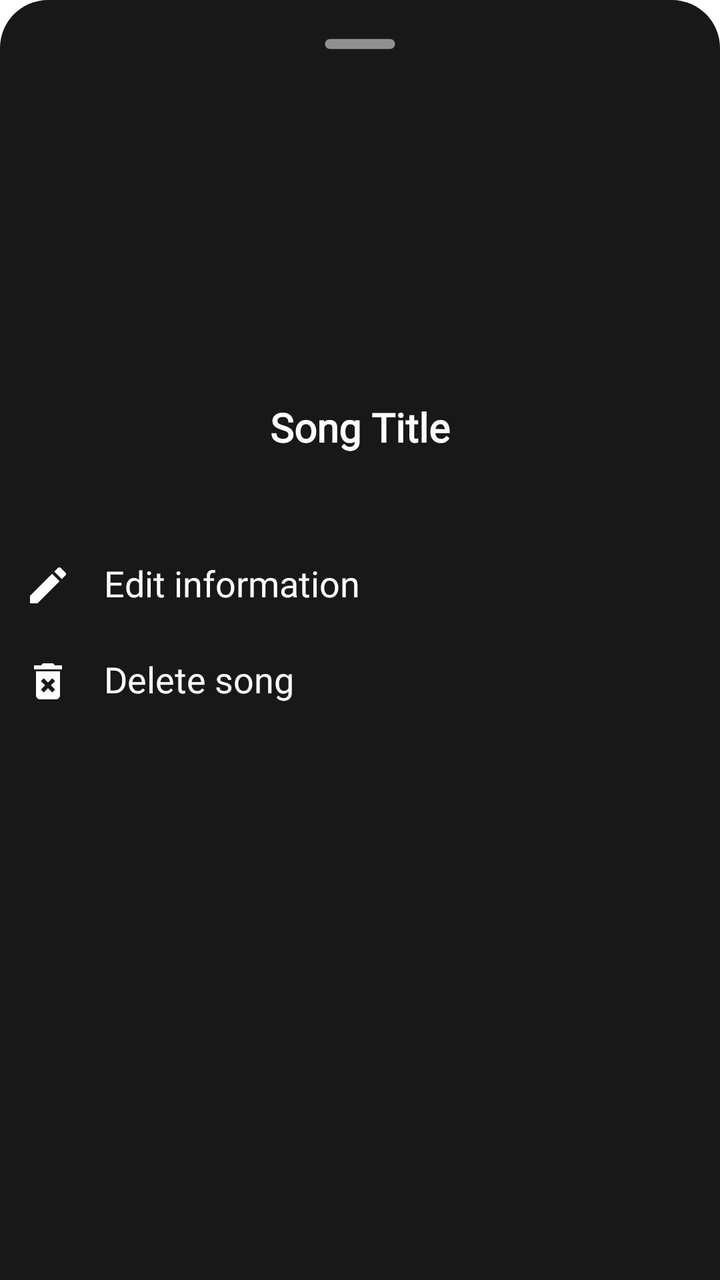
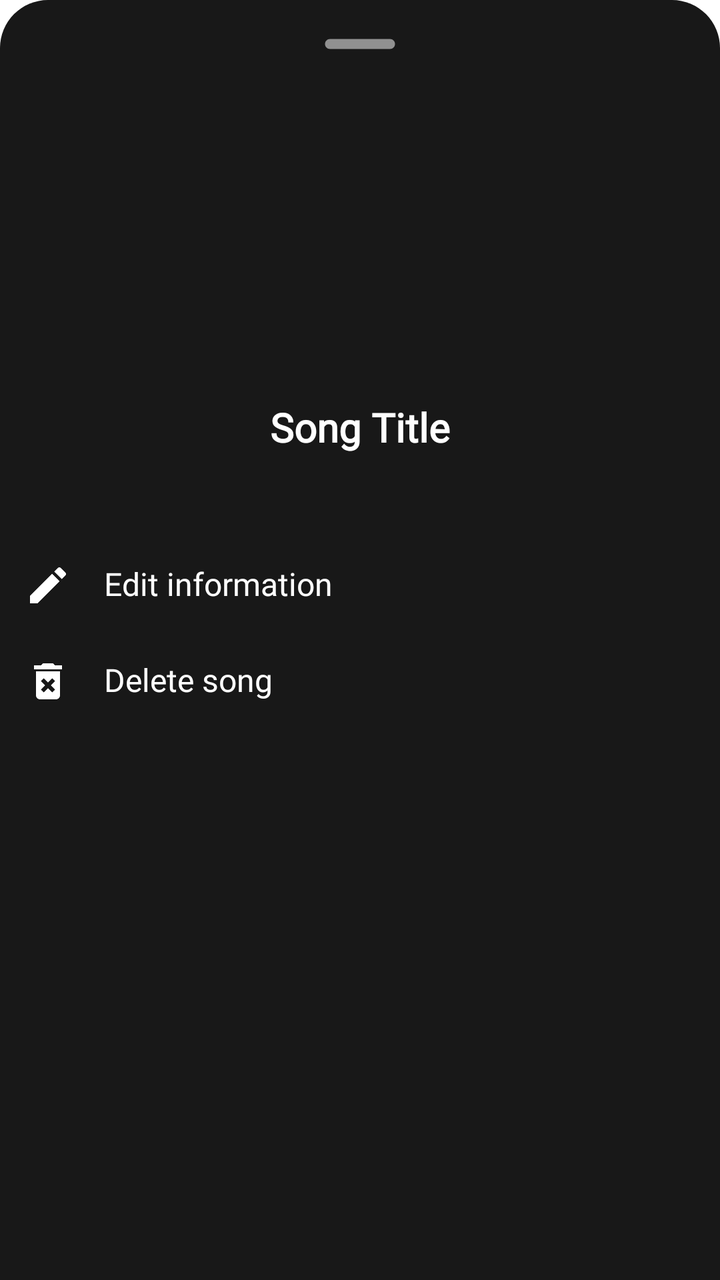

Before-and-after screenshots of an Android layout around one commit, followed by the original layout XML and the change that was made.
<!-- AndroidManifest.xml: application theme Theme.Fision -->
<!-- res/layout/modal_sheet_dialog.xml -->
<?xml version="1.0" encoding="utf-8"?>
<LinearLayout xmlns:android="http://schemas.android.com/apk/res/android"
    xmlns:app="http://schemas.android.com/apk/res-auto"
    android:orientation="vertical"
    android:layout_width="match_parent"
    android:layout_height="match_parent"
    android:background="@drawable/dialogbg">

    <ImageView
        android:layout_width="60dp"
        android:layout_height="wrap_content"
        android:src="@drawable/ic_round_remove_24"
        android:layout_gravity="center|top"
        android:scaleType="centerCrop"
        android:layout_marginBottom="6dp"/>

    <com.google.android.material.imageview.ShapeableImageView
        android:id="@+id/iv_cover"
        android:layout_width="140dp"
        android:layout_height="140dp"
        android:layout_gravity="center_horizontal"
        android:layout_marginTop="6dp"
        android:layout_marginBottom="14dp"
        android:scaleType="centerCrop"
        android:contentDescription="@string/cd_cover"
        android:src="@raw/artcover_generic"
        app:shapeAppearanceOverlay="@style/ShapeAppearanceOverlay.Fision.Cover.Rounded" />

    <TextView
        android:id="@+id/Title"
        android:layout_width="match_parent"
        android:layout_height="wrap_content"
        android:gravity="center_horizontal"
        android:ellipsize="marquee"
        android:focusable="true"
        android:focusableInTouchMode="true"
        android:fontFamily="@font/noto_sans_regular"
        android:marqueeRepeatLimit="marquee_forever"
        android:scrollHorizontally="true"
        android:singleLine="true"
        android:text="@string/tv_SongTitle"
        android:textStyle="bold"
        android:textColor="#FFFFFF"
        android:textSize="20sp"
        android:layout_marginStart="15dp"
        android:layout_marginEnd="15dp"/>

    <TextView
        android:id="@+id/Artist"
        android:layout_width="match_parent"
        android:layout_height="wrap_content"
        android:gravity="center_horizontal"
        android:ellipsize="end"
        android:fontFamily="@font/noto_sans_regular"
        android:singleLine="true"
        android:text=""
        android:textColor="#919191"
        android:textSize="13sp"
        android:layout_marginBottom="24dp"
        android:layout_marginStart="15dp"
        android:layout_marginEnd="15dp"/>

    <Button
        android:id="@+id/b_rename"
        style="?android:attr/borderlessButtonStyle"
        android:layout_width="match_parent"
        android:layout_height="wrap_content"
        android:drawableLeft="@drawable/ic_edit"
        android:drawablePadding="16dp"
        android:fontFamily="@font/noto_sans_regular"
        android:includeFontPadding="false"
        android:gravity="center_vertical"
        android:text="@string/b_edit_info"
        android:textAllCaps="false"
        android:textColor="#FFFFFF"
        android:textSize="18dp" />

    <Button
        android:id="@+id/b_retryJob"
        style="?android:attr/borderlessButtonStyle"
        android:layout_width="match_parent"
        android:layout_height="wrap_content"
        android:drawableLeft="@drawable/ic_reprocess"
        android:drawablePadding="16dp"
        android:fontFamily="@font/noto_sans_regular"
        android:includeFontPadding="false"
        android:gravity="center_vertical"
        android:text="@string/song_option_retry_job"
        android:textAllCaps="false"
        android:textColor="#FFFFFF"
        android:textSize="18dp"
        android:visibility="gone" />

    <Button
        android:id="@+id/b_delete"
        style="?android:attr/borderlessButtonStyle"
        android:layout_width="match_parent"
        android:layout_height="wrap_content"
        android:drawableLeft="@drawable/ic_delete"
        android:drawablePadding="16dp"
        android:fontFamily="@font/noto_sans_regular"
        android:includeFontPadding="false"
        android:gravity="center_vertical"
        android:text="@string/b_delete"
        android:textAllCaps="false"
        android:textColor="#FFFFFF"
        android:textSize="18dp" />

</LinearLayout>
<!-- resources referenced by this layout -->
<resources>
  <!-- drawable dialogbg (drawable) -->
  <?xml version="1.0" encoding="utf-8"?>
  <shape xmlns:android="http://schemas.android.com/apk/res/android">
  
      <solid android:color="#181818" />
  
      <corners
          android:topLeftRadius="24dp"
          android:topRightRadius="24dp" />
  
      <padding
          android:top="10dp"
          android:bottom="10dp" />
  
  </shape>
  <!-- drawable ic_delete (drawable) -->
  <vector android:height="24dp" android:tint="#FFFFFF"
      android:viewportHeight="24" android:viewportWidth="24"
      android:width="24dp" xmlns:android="http://schemas.android.com/apk/res/android">
      <path android:fillColor="@android:color/white" android:pathData="M6,19c0,1.1 0.9,2 2,2h8c1.1,0 2,-0.9 2,-2L18,7L6,7v12zM8.46,11.88l1.41,-1.41L12,12.59l2.12,-2.12 1.41,1.41L13.41,14l2.12,2.12 -1.41,1.41L12,15.41l-2.12,2.12 -1.41,-1.41L10.59,14l-2.13,-2.12zM15.5,4l-1,-1h-5l-1,1L5,4v2h14L19,4z"/>
  </vector>
  <!-- drawable ic_edit (drawable) -->
  <vector android:height="24dp" android:tint="#FFFFFF"
      android:viewportHeight="24" android:viewportWidth="24"
      android:width="24dp" xmlns:android="http://schemas.android.com/apk/res/android">
      <path android:fillColor="@android:color/white" android:pathData="M3,17.25V21h3.75L17.81,9.94l-3.75,-3.75L3,17.25zM20.71,7.04c0.39,-0.39 0.39,-1.02 0,-1.41l-2.34,-2.34a0.9959,0.9959 0,0 0,-1.41 0l-1.83,1.83 3.75,3.75 1.83,-1.83z"/>
  </vector>
  <!-- drawable ic_reprocess (drawable) -->
  <vector xmlns:android="http://schemas.android.com/apk/res/android"
      android:width="24dp"
      android:height="24dp"
      android:viewportWidth="24"
      android:viewportHeight="24"
      android:tint="#FFFFFF">
      
      <path
          android:fillColor="@android:color/white"
          android:pathData="M12,4V1L8,5l4,4V6c3.31,0 6,2.69 6,6c0,1.01 -0.25,1.97 -0.7,2.8l1.46,1.46C19.54,15.03 20,13.57 20,12C20,7.58 16.42,4 12,4zM12,18c-3.31,0 -6,-2.69 -6,-6c0,-1.01 0.25,-1.97 0.7,-2.8L5.24,7.74C4.46,8.97 4,10.43 4,12c0,4.42 3.58,8 8,8v3l4,-4l-4,-4V18z"/>
  </vector>
  <!-- drawable ic_round_remove_24 (drawable) -->
  <vector android:height="24dp" android:tint="@color/AppDarkGrey"
      android:viewportHeight="24" android:viewportWidth="24"
      android:width="24dp" xmlns:android="http://schemas.android.com/apk/res/android">
      <path android:fillColor="@android:color/white" android:pathData="M18,13H6c-0.55,0 -1,-0.45 -1,-1s0.45,-1 1,-1h12c0.55,0 1,0.45 1,1s-0.45,1 -1,1z"/>
  </vector>
  <string name="b_delete">Delete song</string>
  <string name="b_edit_info">Edit information</string>
  <string name="cd_cover">Cover</string>
  <string name="song_option_retry_job">Retry processing</string>
  <string name="tv_SongTitle">Song Title</string>
  <style name="ShapeAppearanceOverlay.Fision.Cover.Rounded" parent="">
          <item name="cornerFamily">rounded</item>
          <item name="cornerSize">10dp</item>
      </style>
  <color name="AppDarkGrey">#919191</color>
  <color name="colorPrimary">#27B397</color>
  <color name="purple_700">#FF3700B3</color>
  <color name="white">#FFFFFFFF</color>
  <color name="teal_200">#FF03DAC5</color>
  <color name="teal_700">#FF018786</color>
  <color name="black">#FF000000</color>
  <color name="accent_green_secondary">#02D8E7</color>
  <style name="Widget.Fision.TextInputLayout" parent="Widget.MaterialComponents.TextInputLayout.OutlinedBox">
          <item name="boxCornerRadiusTopStart">12dp</item>
          <item name="boxCornerRadiusTopEnd">12dp</item>
          <item name="boxCornerRadiusBottomStart">12dp</item>
          <item name="boxCornerRadiusBottomEnd">12dp</item>
          <item name="boxStrokeColor">@color/dialog_box_stroke</item>
          <item name="boxStrokeWidth">1dp</item>
          <item name="hintTextColor">@color/AppWhite</item>
          <item name="android:textColorHint">#9E9E9E</item>
          <item name="cursorColor">?attr/colorPrimary</item>
          <item name="cursorErrorColor">?attr/colorPrimary</item>
      </style>
  <color name="AppWhite">#FFFFFF</color>
  <!-- unchanged entries left out for length: 1 -->
</resources>

<!-- the commit's change to res/layout/modal_sheet_dialog.xml (unified diff, before → after) -->
@@ -73,7 +73,7 @@
         android:text="@string/b_edit_info"
         android:textAllCaps="false"
         android:textColor="#FFFFFF"
-        android:textSize="18dp" />
+        android:textSize="16sp" />
 
     <Button
         android:id="@+id/b_retryJob"
@@ -88,7 +88,7 @@
         android:text="@string/song_option_retry_job"
         android:textAllCaps="false"
         android:textColor="#FFFFFF"
-        android:textSize="18dp"
+        android:textSize="16sp"
         android:visibility="gone" />
 
     <Button
@@ -104,6 +104,6 @@
         android:text="@string/b_delete"
         android:textAllCaps="false"
         android:textColor="#FFFFFF"
-        android:textSize="18dp" />
+        android:textSize="16sp" />
 
 </LinearLayout>
